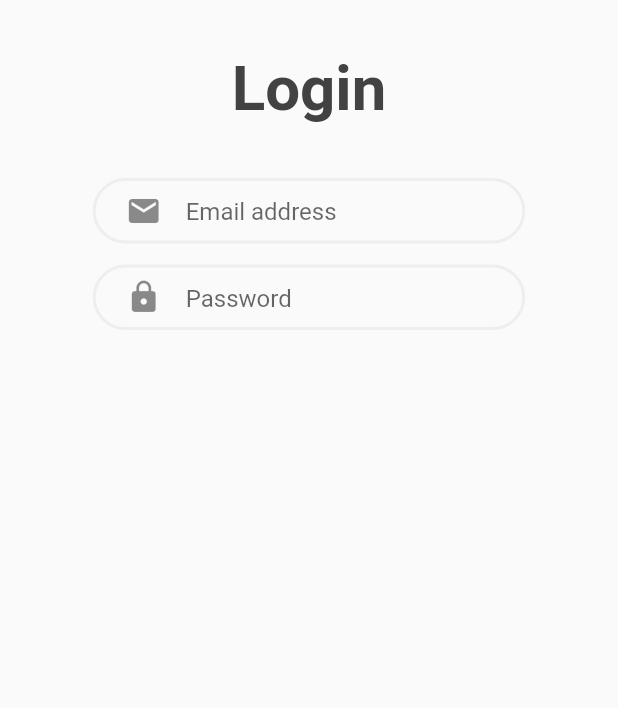
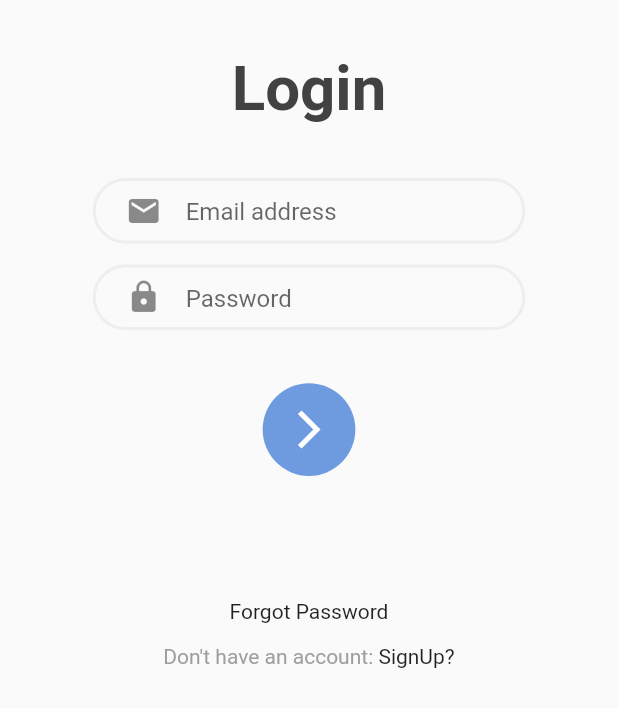
Before and after one commit to obitors/PreArticle_Android_App, a Flutter app: the screen it shows after launch, after a tap on the "menu" icon, on a phone screen of 412 x 824 dp, the part 528-1236 px from its top. Run offline on Flutter 3.47's test engine with Material 2 defaults, Android fonts, the phone set to English and light mode, and no system bars; missing offline and left inert: flutter_responsive_screen.

Commit message:
Prearticle App Beta 0.0.31

```diff
--- a/lib/Login_Page.dart
+++ b/lib/Login_Page.dart
@@ -14,6 +14,7 @@ class _loginPageState extends State<loginPage> {
   Widget build(BuildContext context) {
     SizeConfig().init(context);
     return Scaffold(
+      resizeToAvoidBottomInset : false,
       body: Column(
         mainAxisAlignment: MainAxisAlignment.start,
         crossAxisAlignment: CrossAxisAlignment.center,
@@ -179,8 +180,48 @@ class _loginPageState extends State<loginPage> {
                           ),
                         ),
                       ),
-                    ]
-                  ),
+                    ]),
+              ),
+              SizedBox(
+                height: SizeConfig.blockSizeVertical * 4.3,
+              ),
+              Container(
+                height: SizeConfig.blockSizeHorizontal * 15,
+                width: SizeConfig.blockSizeHorizontal * 15,
+                decoration: BoxDecoration(
+                    color: Color(0xff6e9bdf),
+                    borderRadius: BorderRadius.circular(50)),
+                child: Icon(
+                  Icons.arrow_forward_ios,
+                  color: Colors.white,
+                  size: 30,
+                ),
+              ),
+              SizedBox(
+                        height: SizeConfig.blockSizeVertical * 10,
+                      ),
+              Container(
+                child: Text('Forgot Password'),
+              ),
+              SizedBox(
+                height: SizeConfig.blockSizeVertical * 1.7,
+              ),
+              Container(
+                child: Row(
+                    mainAxisAlignment: MainAxisAlignment.center,
+                    children: <Widget>[
+                      Container(
+                        child: Text(
+                          'Don\'t have an account: ',
+                          style: TextStyle(
+                            color: Colors.grey[500],
+                          ),
+                        ),
+                      ),
+                      Container(
+                        child: Text('SignUp?'),
+                      ),
+                    ]),
               ),
             ],
           ),
```
